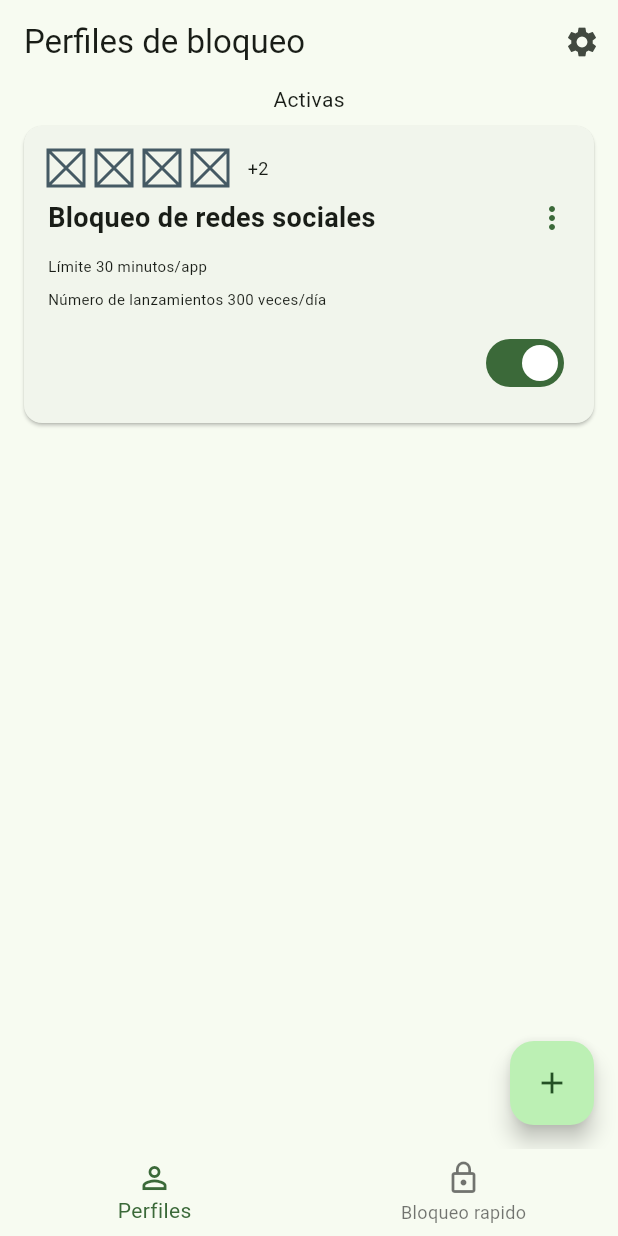
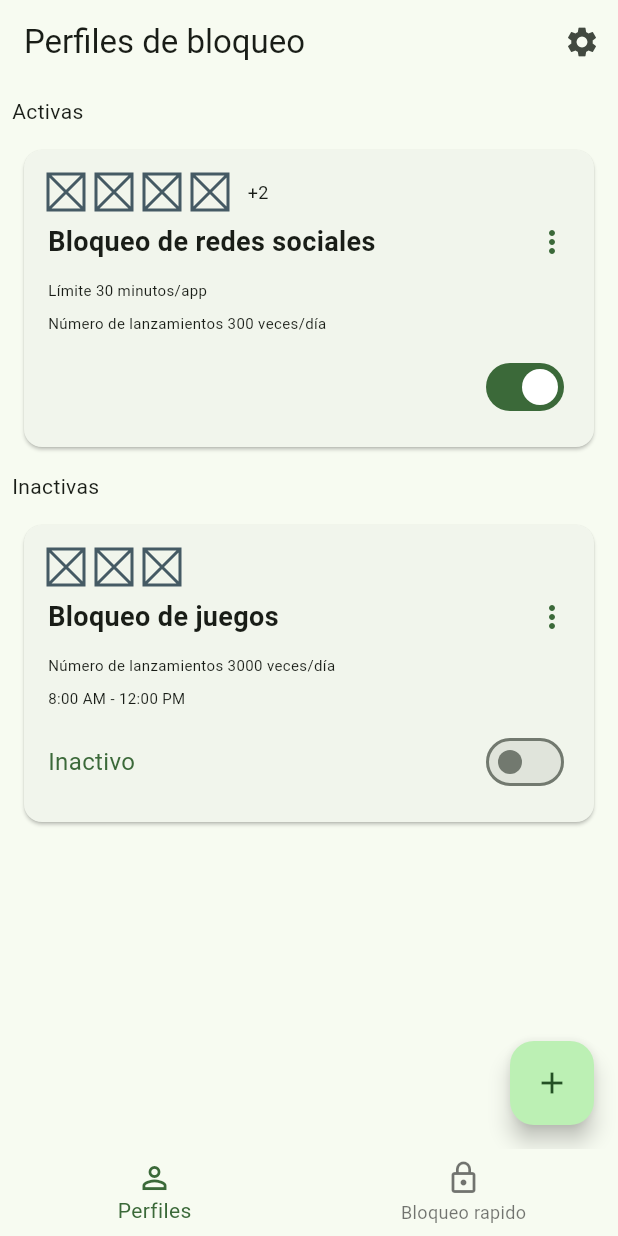
Before and after one commit to Deckgeld/focustime, a Flutter app: the screen it shows after launch, on a phone screen of 412 x 824 dp. Run offline on Flutter 3.47's test engine with Material 3 defaults, Android fonts, the phone set to English and light mode, and no system bars; our stand-ins replace go_router.

Commit message:
add dommyData and lockProfileView UI finish

```diff
--- /dev/null
+++ b/lib/domain/dommy_data.dart
@@ -0,0 +1,85 @@
+import 'package:flutter/material.dart';
+import 'package:focustime/domain/entitites/lockprofile.dart';
+import 'package:focustime/domain/entitites/locktype.dart';
+
+final List<LockProfile> lockProfiles = [
+  LockProfile(
+      title: 'Bloqueo de redes sociales',
+      state: StateLockProfile.active,
+      lockTypes: [
+        LockType(
+          type: NameLockType.limitUsage,
+          limit: 30,
+          daysActive: [
+            DayOfWeek.monday,
+            DayOfWeek.tuesday,
+            DayOfWeek.wednesday,
+            DayOfWeek.thursday,
+            DayOfWeek.friday
+          ]
+        ),
+        LockType(
+          type: NameLockType.numberLaunch,
+          limit: 300,
+          daysActive: [
+            DayOfWeek.monday,
+            DayOfWeek.tuesday,
+            DayOfWeek.wednesday,
+            DayOfWeek.thursday,
+            DayOfWeek.friday
+          ]
+        ),
+      ],
+
+      appImageUrls: [
+        'https://www.freepnglogos.com/uploads/facebook-logo-10.png',
+        'https://pngimg.com/uploads/instagram/instagram_PNG9.png',
+        'https://pngimg.com/uploads/instagram/instagram_PNG9.png',
+        'https://pngimg.com/uploads/instagram/instagram_PNG9.png',
+        'https://pngimg.com/uploads/instagram/instagram_PNG9.png',
+        'https://pngimg.com/uploads/instagram/instagram_PNG9.png',
+        ]
+    ),
+
+
+    LockProfile(
+      title: 'Bloqueo de juegos',
+      state: StateLockProfile.inactive,
+
+      lockTypes: [
+        LockType(
+          type: NameLockType.numberLaunch,
+          limit: 3000,
+          daysActive: [
+            DayOfWeek.monday,
+            DayOfWeek.tuesday,
+            DayOfWeek.wednesday,
+            DayOfWeek.thursday,
+            DayOfWeek.friday
+          ]
+        ),
+        LockType(
+          type: NameLockType.schedule,
+          hoursActive: [
+            const TimeOfDay(hour: 8, minute: 00),
+            const TimeOfDay(hour: 12, minute: 00)
+          ],
+          daysActive: [
+            DayOfWeek.monday,
+            DayOfWeek.tuesday,
+            DayOfWeek.wednesday,
+            DayOfWeek.thursday,
+            DayOfWeek.friday
+          ]
+        ),
+      ],
+
+      appImageUrls: [
+        'https://www.freepnglogos.com/uploads/facebook-logo-10.png',
+        'https://pngimg.com/uploads/instagram/instagram_PNG9.png',
+        'https://pngimg.com/uploads/instagram/instagram_PNG9.png',
+        ]
+    ),
+
+
+];
--- a/lib/domain/entitites/locktype.dart
+++ b/lib/domain/entitites/locktype.dart
@@ -1,17 +1,19 @@
+import 'package:flutter/material.dart';
+
 enum NameLockType { limitUsage, schedule, numberLaunch }
 enum DayOfWeek { monday, tuesday, wednesday, thursday, friday, saturday, sunday }
 
 class LockType {
   final NameLockType type;
-  final int limit;
   final List<DayOfWeek> daysActive;
-  final List<int>? hoursActive;
+  final int? limit;
+  final List<TimeOfDay>? hoursActive;
 
 
   LockType({
     required this.type,
-    required this.limit,
     required this.daysActive,
+    this.limit,
     this.hoursActive,
   });
 }
--- a/lib/presentation/views/lockprofile_view.dart
+++ b/lib/presentation/views/lockprofile_view.dart
@@ -1,46 +1,8 @@
 import 'package:flutter/material.dart';
+import 'package:focustime/domain/dommy_data.dart';
 import 'package:focustime/domain/entitites/lockprofile.dart';
-import 'package:focustime/domain/entitites/locktype.dart';
 import 'package:focustime/presentation/widgets/cards/card_lockprifile.dart';
 import 'package:go_router/go_router.dart';
-
-  final luckprofile = LockProfile(
-    title: 'Bloqueo de redes sociales',
-    lockTypes: [
-      LockType(
-        type: NameLockType.limitUsage,
-        limit: 30,
-        daysActive: [
-          DayOfWeek.monday,
-          DayOfWeek.tuesday,
-          DayOfWeek.wednesday,
-          DayOfWeek.thursday,
-          DayOfWeek.friday
-        ]
-      ),
-      LockType(
-        type: NameLockType.numberLaunch,
-        limit: 300,
-        daysActive: [
-          DayOfWeek.monday,
-          DayOfWeek.tuesday,
-          DayOfWeek.wednesday,
-          DayOfWeek.thursday,
-          DayOfWeek.friday
-        ]
-      ),
-
-    ],
-    state: StateLockProfile.active,
-    appImageUrls: [
-      'https://www.freepnglogos.com/uploads/facebook-logo-10.png',
-      'https://pngimg.com/uploads/instagram/instagram_PNG9.png',
-      'https://pngimg.com/uploads/instagram/instagram_PNG9.png',
-      'https://pngimg.com/uploads/instagram/instagram_PNG9.png',
-      'https://pngimg.com/uploads/instagram/instagram_PNG9.png',
-      'https://pngimg.com/uploads/instagram/instagram_PNG9.png',
-      ]
-  );
 
 class LockProfileView extends StatelessWidget {
   const LockProfileView({super.key});
@@ -56,23 +18,60 @@ class LockProfileView extends StatelessWidget {
               context.push('/settings');
             },
             icon: const Icon(Icons.settings),
-          ),],
+          ),
+        ],
       ),
       body: Column(
-          mainAxisAlignment: MainAxisAlignment.start,
-          children: [
-            const Text('Activas'),
-            LockProfileCard(profile: luckprofile)
-          ],
-        ),
-
+        mainAxisAlignment: MainAxisAlignment.start,
+        children: [
+          _CardsCategory(title: 'Activas', type: StateLockProfile.active, profiles: lockProfiles),
+          _CardsCategory(title: 'Pausadas', type: StateLockProfile.paused, profiles: lockProfiles),
+          _CardsCategory(title: 'Inactivas', type: StateLockProfile.inactive, profiles: lockProfiles),
+        ],
+      ),
       floatingActionButton: FloatingActionButton(
         onPressed: () {
           // Acción que se realizará al presionar el botón
-          print('Botón presionado');
         },
         child: const Icon(Icons.add),
       ),
     );
   }
 }
+
+class _CardsCategory extends StatelessWidget {
+  final String title;
+  final StateLockProfile type;
+  final List<LockProfile> profiles;
+
+  const _CardsCategory({required this.title, required this.type, required this.profiles});
+
+  @override
+  Widget build(BuildContext context) {
+    // Filtrar los perfiles que coincidan con el tipo especificado
+    final filteredProfiles = profiles.where((profile) => profile.state == type).toList();
+
+    // Si no hay perfiles que coincidan, no se construye nada
+    if (filteredProfiles.isEmpty) {
+      return const SizedBox.shrink();
+    }
+
+    return Column(
+      crossAxisAlignment: CrossAxisAlignment.start,
+      children: [
+        Padding(
+          padding: const EdgeInsets.all(8.0),
+          child: Text(title),
+        ),
+        ListView.builder(
+          shrinkWrap: true,
+          physics: const NeverScrollableScrollPhysics(),
+          itemCount: filteredProfiles.length,
+          itemBuilder: (context, index) {
+            return LockProfileCard(profile: filteredProfiles[index]);
+          },
+        ),
+      ],
+    );
+  }
+}
--- a/lib/presentation/widgets/cards/card_lockprifile.dart
+++ b/lib/presentation/widgets/cards/card_lockprifile.dart
@@ -59,7 +59,7 @@ class LockProfileCard extends StatelessWidget {
               mainAxisAlignment: MainAxisAlignment.spaceBetween,
               children: [
                 Text(
-                  profile.state == StateLockProfile.inactive ? 'Pausado' : '',
+                  profile.state == StateLockProfile.inactive ? 'Inactivo' : '',
                   style: TextStyle(fontSize: 16, color: colors.primary),
                 ),
                 Switch(
@@ -82,7 +82,10 @@ class LockProfileCard extends StatelessWidget {
       case NameLockType.limitUsage:
         return 'Límite ${lockType.limit} minutos/app';
       case NameLockType.schedule:
-        return '${lockType.hoursActive?.first ?? 0}:00 AM - ${lockType.hoursActive?.last ?? 0}:00 PM';
+        String startMinute = lockType.hoursActive!.first.minute.toString().padLeft(2, '0');
+        String endMinute = lockType.hoursActive!.last.minute.toString().padLeft(2, '0');
+
+        return '${lockType.hoursActive!.first.hour}:$startMinute AM - ${lockType.hoursActive!.last.hour}:$endMinute PM';
       default:
         return 'Número de lanzamientos ${lockType.limit} veces/día';
 
```
